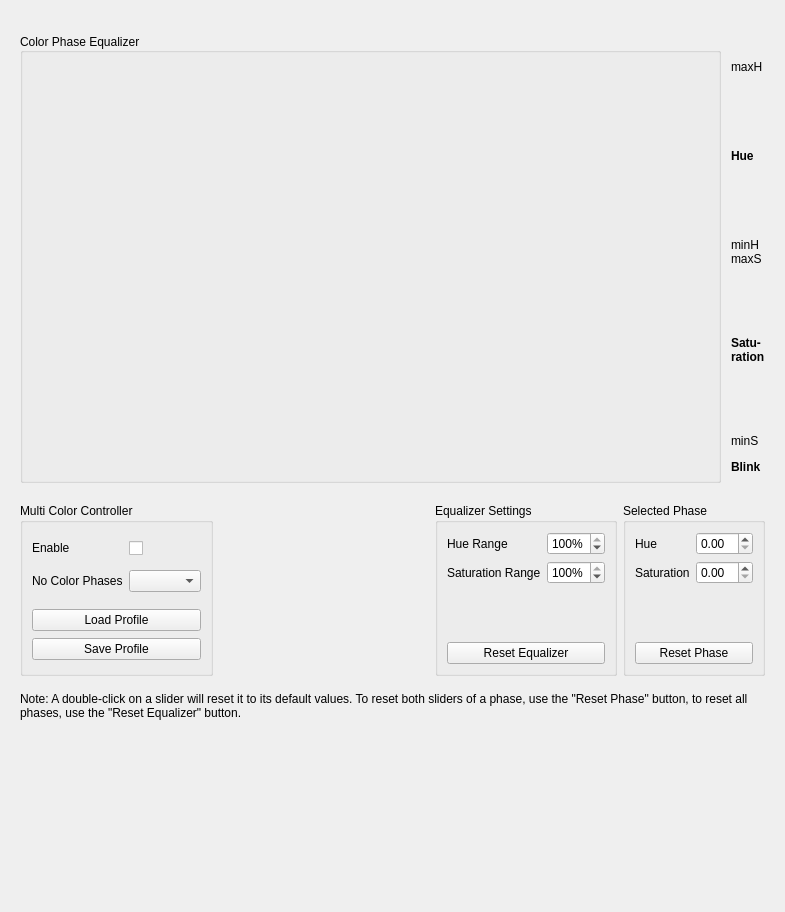
Before: the Qt Designer form dct_widgets/mcceqbox/mcceqbox.ui in KAYA-Instruments/SDI-Control-Point, drawn with Qt 5.
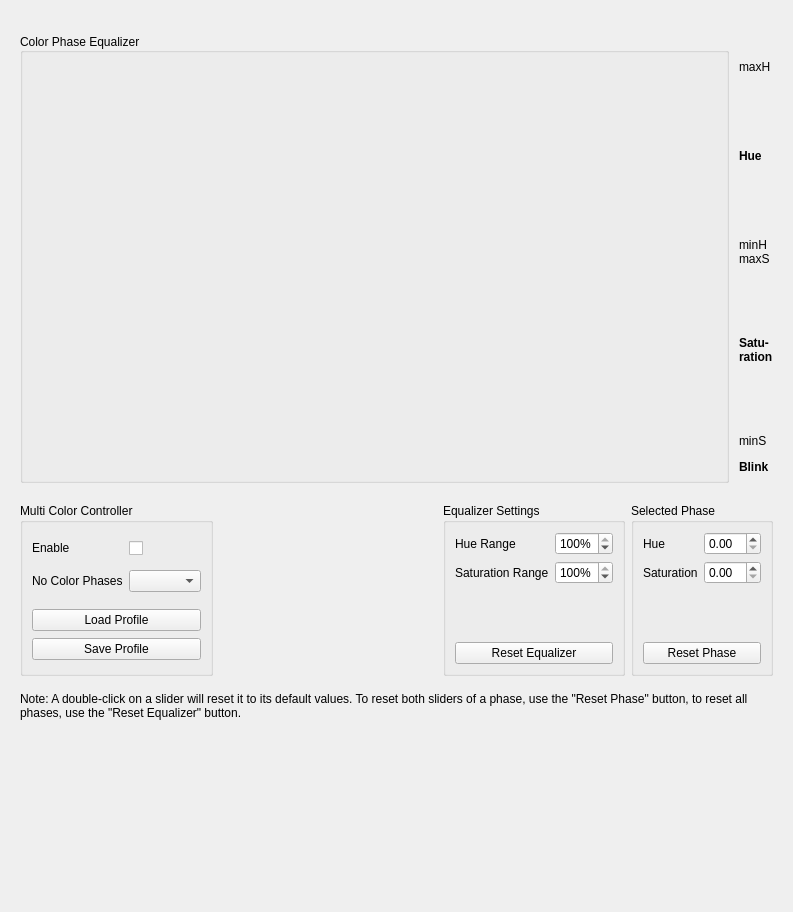
After: the same form once the commit is applied.

Patch:
```diff
--- a/dct_widgets/mcceqbox/mcceqbox.ui
+++ b/dct_widgets/mcceqbox/mcceqbox.ui
@@ -6,7 +6,7 @@
    <rect>
     <x>0</x>
     <y>0</y>
-    <width>785</width>
+    <width>793</width>
     <height>912</height>
    </rect>
   </property>
```
Left out of the diff: 13 changed lines with no effect on the pictures.
